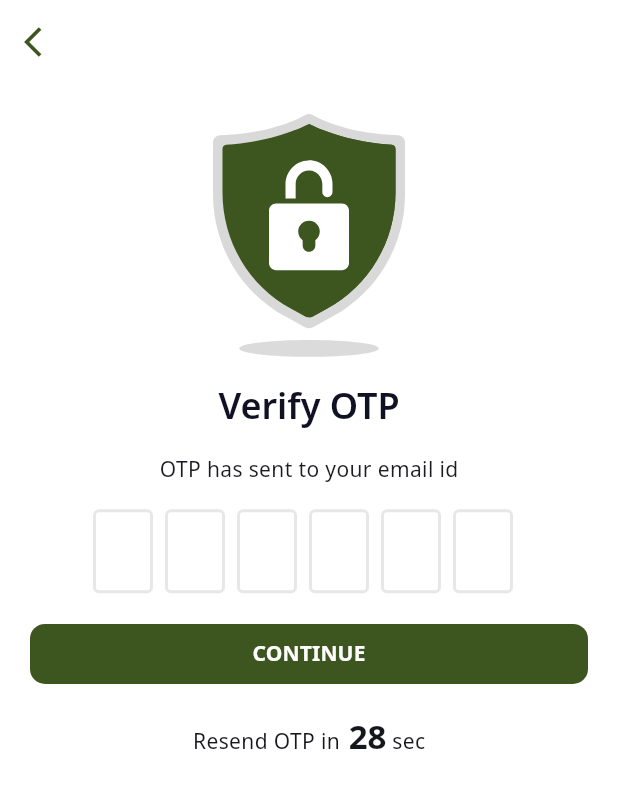
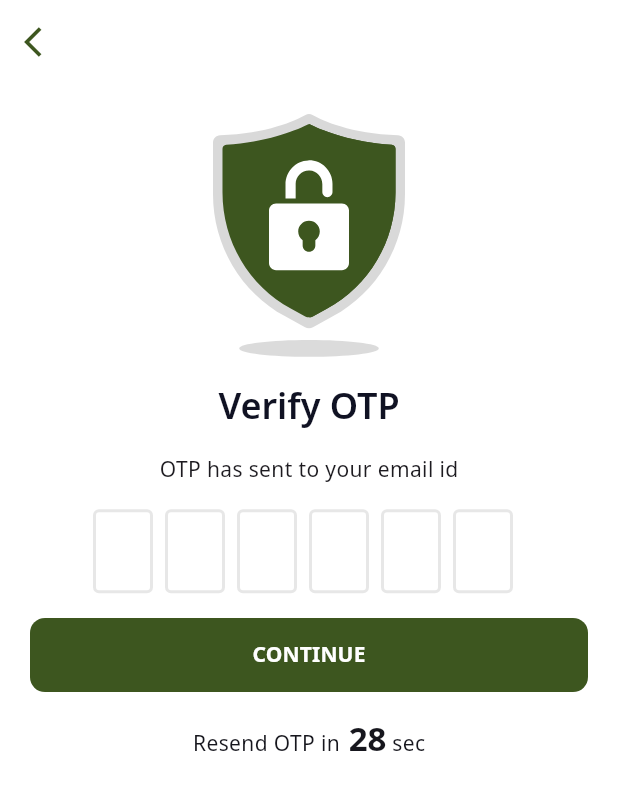
Before and after one commit to Maran8394/room_rental_flutter, a Flutter app: the VerifyOTP screen opened directly with empty values, on a phone screen of 412 x 824 dp. Shown: the top 790 px of the screen. Run offline on Flutter 3.47's test engine with Material 3 defaults, Android fonts, the phone set to English and light mode, and no system bars; drawn by our look-alikes of flutter_otp_text_field; our stand-ins replace bloc, camera, dropdown_button2, file_picker, flutter_bloc, flutter_spinkit and 7 more; accounts and stored records are empty; generated files the repository leaves out were written again; project files that could hold a hidden picture were left out.

Commit message:
heights fixed

```diff
--- a/lib/extensions/media_query_extensions.dart
+++ b/lib/extensions/media_query_extensions.dart
@@ -5,5 +5,8 @@ extension MediaQuerySizeExtension on BuildContext {
   double get deviceHeight => MediaQuery.of(this).size.height;
   double get deviceWidth => MediaQuery.of(this).size.width;
   double get gapHeight => MediaQuery.of(this).size.height * 0.02;
+  double get gapHeight2 => MediaQuery.of(this).size.height * 0.04;
   double get labelGap => MediaQuery.of(this).size.height * 0.01;
+  double get buttonHeight => MediaQuery.of(this).size.height *  0.06;
+
 }
--- a/lib/screens/verify_otp.dart
+++ b/lib/screens/verify_otp.dart
@@ -150,6 +150,7 @@ class _VerifyOTPState extends State<VerifyOTP> {
                 SizedBox(height: context.gapHeight),
                 SizedBox(
                   width: context.deviceWidth,
+                  height: context.buttonHeight,
                   child: CustomTextButton(
                     text: "CONTINUE",
                     onPressed: () {
```
